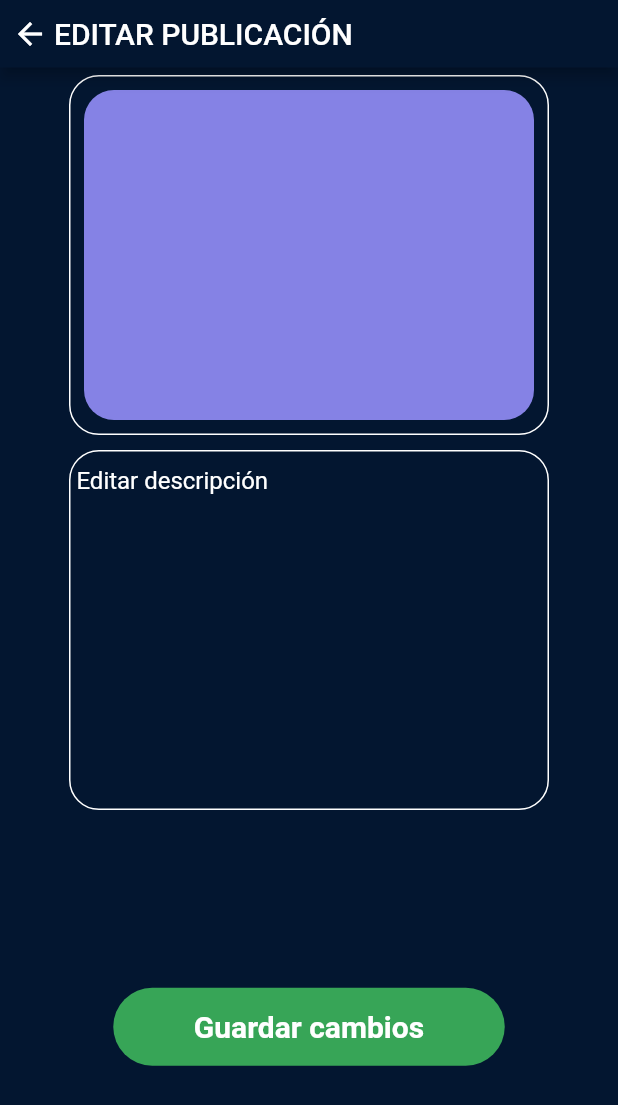
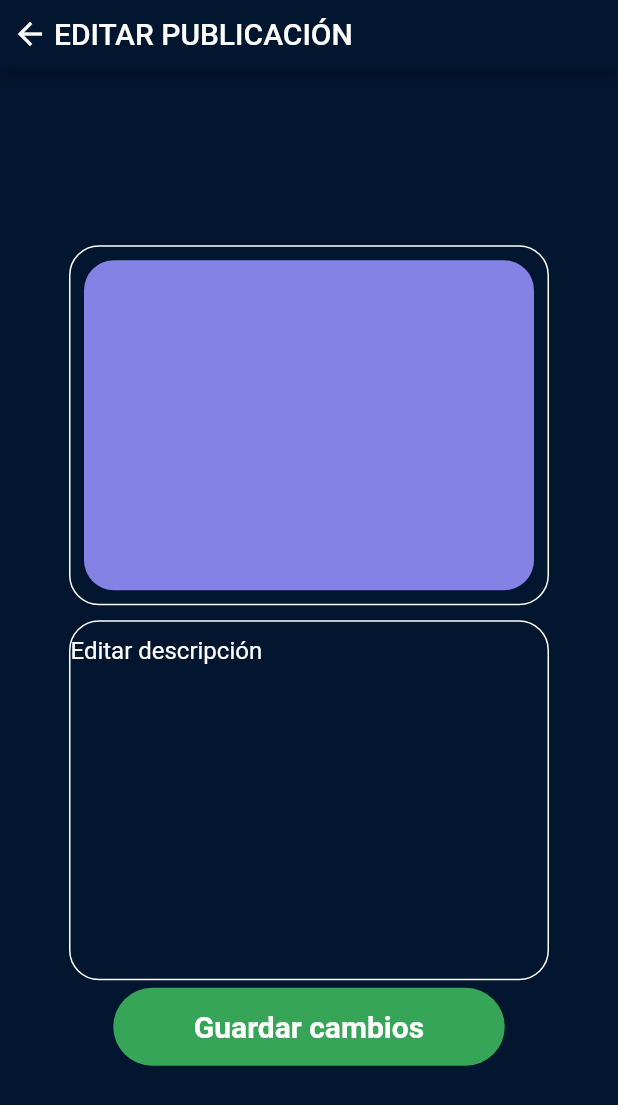
Before and after one commit to jero0137/PosIt, a Flutter app: the editarpost screen opened directly, on a phone screen of 412 x 824 dp. Shown: the top 1105 px of the screen. Run offline on Flutter 3.47's test engine with Material 2 defaults, Android fonts, the phone set to English and light mode, and no system bars; our stand-ins replace cloud_firestore, firebase_auth, firebase_core, image_picker; missing offline and left inert: cloud_firestore_web, firebase_auth_web, firebase_core_web, image_picker_for_web; accounts and stored records are empty; network calls fail.

Commit message:
widgets e intento de picker

```diff
--- a/lib/generated_plugin_registrant.dart
+++ b/lib/generated_plugin_registrant.dart
@@ -7,13 +7,17 @@
 // ignore_for_file: depend_on_referenced_packages
 
 import 'package:cloud_firestore_web/cloud_firestore_web.dart';
+import 'package:firebase_auth_web/firebase_auth_web.dart';
 import 'package:firebase_core_web/firebase_core_web.dart';
+import 'package:image_picker_for_web/image_picker_for_web.dart';
 
 import 'package:flutter_web_plugins/flutter_web_plugins.dart';
 
 // ignore: public_member_api_docs
 void registerPlugins(Registrar registrar) {
   FirebaseFirestoreWeb.registerWith(registrar);
+  FirebaseAuthWeb.registerWith(registrar);
   FirebaseCoreWeb.registerWith(registrar);
+  ImagePickerPlugin.registerWith(registrar);
   registrar.registerMessageHandler();
 }
--- a/lib/vistas/controlador.dart
+++ b/lib/vistas/controlador.dart
@@ -24,7 +24,7 @@ class _controladorState extends State<controlador> {
   Widget build(BuildContext context) {
     return WillPopScope(
     child : Scaffold(
-      appBar:  mainAppBar(titulo: 'PoSit', fotoPerfil: context.watch<User>().getFoto() ),
+      appBar:  mainAppBar(titulo: 'PosIt', fotoPerfil: context.watch<User>().getFoto() ),
       bottomNavigationBar: BottomNavigationBar(
         currentIndex: currentIndex,
         onTap: (index) => setState(() => currentIndex = (index)),
--- a/lib/vistas/editarpost.dart
+++ b/lib/vistas/editarpost.dart
@@ -1,6 +1,8 @@
 import 'package:flutter/cupertino.dart';
 import 'package:flutter/material.dart';
+import 'package:posit/widgets/descripcion.dart';
 import 'package:posit/widgets/widgets.dart';
+import '../widgets/agregarEditarPost.dart';
 
 class editarpost extends StatelessWidget{
   const editarpost({super.key});
@@ -11,18 +13,57 @@ class editarpost extends StatelessWidget{
       backgroundColor: Color(0xFF031630),
       appBar: cabeceraFlecha('EDITAR PUBLICACIÓN',context),
       body: Center(
+        child:SingleChildScrollView(
         child: Column(
           children: [
-            postAgregar(''),
-            descripcion('Editar descripción'),//Aquí va la descripción anterior
-            Spacer(),
+            postEditar(),
             SizedBox(
-                child: button(() {}, "Guardar cambios"),
+              child: descripcion(texto: 'Editar descripción') //Aquí va la descripción anterior
             ),
-            Spacer(),
+
+
+            SizedBox(
+              child: button(() {}, 'Guardar cambios'),
+            ),
+
           ]
         ),
       ),
+      )
     );
   }
 }
+Widget postEditar() {
+  return Container(
+      width: 320,
+      height: 240,
+      margin: const EdgeInsets.only(bottom: 5, top: 5),
+      decoration: BoxDecoration(
+        border: Border.all(
+          color: Colors.white,
+        ),
+        borderRadius: BorderRadius.all(Radius.circular(20)),
+        color: Colors.transparent,
+      ),
+      child: Column(
+        children: [
+          Spacer(flex: 1),
+          Container(
+            width: 300,
+            height: 220,
+            margin: const EdgeInsets.only(bottom: 5, top: 5),
+            decoration: BoxDecoration(
+              border: Border.all(
+                color: Colors.transparent,
+              ),
+              borderRadius: BorderRadius.all(Radius.circular(20)),
+              color: Color.fromRGBO(133, 130, 229, 90),
+            ),
+            child: Column(children: [
+              //Aqui va la foto actual
+            ]),
+          ),
+          Spacer(flex: 1)
+        ],
+      ));
+}
--- /dev/null
+++ b/lib/widgets/campoLinea.dart
@@ -0,0 +1,24 @@
+import 'package:flutter/material.dart';
+import 'package:flutter/src/foundation/key.dart';
+import 'package:flutter/src/widgets/framework.dart';
+import 'package:posit/widgets/widgets.dart';
+
+class campoLinea extends StatelessWidget {
+  final String descripcion;
+  const campoLinea({super.key,required this.descripcion});
+
+  @override
+  Widget build(BuildContext context) {
+    return TextField(
+    decoration: InputDecoration.collapsed(
+      fillColor: Colors.white,
+      hintText: descripcion,
+      hintStyle: TextStyle(color: Colors.white),
+    ),
+    textAlign: TextAlign.start,
+    maxLines: null,
+    style: TextStyle(color: Colors.white),
+    autofocus: false,
+  );
+  }
+}
--- /dev/null
+++ b/lib/widgets/descripcion.dart
@@ -0,0 +1,32 @@
+import 'package:flutter/cupertino.dart';
+import 'package:flutter/material.dart';
+import 'package:flutter/src/foundation/key.dart';
+import 'package:flutter/src/widgets/framework.dart';
+import 'package:posit/widgets/campoLinea.dart';
+
+class descripcion extends StatelessWidget {
+  final String texto;
+  const descripcion({super.key,required this.texto});
+
+  @override
+  Widget build(BuildContext context) {
+    return Container(
+    width: 320,
+    height: 240,
+    margin: const EdgeInsets.only(bottom: 5, top: 5),
+    decoration: BoxDecoration(
+        border: Border.all(
+          color: Colors.white,
+        ),
+        borderRadius: BorderRadius.all(Radius.circular(20)),
+        color: Colors.transparent),
+    child: Column(children: [
+      SizedBox(
+        height: 10,
+      ),
+      SizedBox(child:campoLinea (descripcion: texto))
+
+    ]),
+  );
+  }
+}
--- a/lib/widgets/widgets.dart
+++ b/lib/widgets/widgets.dart
@@ -2,74 +2,11 @@ import 'package:flutter/material.dart';
 import 'package:posit/vistas/comentario.dart';
 import 'package:posit/widgets/imagenCircular.dart';
 
-Container postAgregar(String foto) {
-  return Container(
-      width: 320,
-      height: 240,
-      margin: const EdgeInsets.only(bottom: 5, top: 5),
-      decoration: BoxDecoration(
-        border: Border.all(
-          color: Colors.white,
-        ),
-        borderRadius: BorderRadius.all(Radius.circular(20)),
-        color: Colors.transparent,
-      ),
-      child: Column(
-        children: [
-          Spacer(flex: 1),
-          Container(
-            width: 300,
-            height: 220,
-            margin: const EdgeInsets.only(bottom: 5, top: 5),
-            decoration: BoxDecoration(
-              border: Border.all(
-                color: Colors.transparent,
-              ),
-              borderRadius: BorderRadius.all(Radius.circular(20)),
-              color: Color.fromRGBO(133, 130, 229, 90),
-            ),
-            child: Column(children: [
-              //Falta buscar como insertar la foto ahí
-            ]),
-          ),
-          Spacer(flex: 1)
-        ],
-      ));
-}
 
-Container descripcion(String texto) {
-  return Container(
-    width: 320,
-    height: 240,
-    margin: const EdgeInsets.only(bottom: 5, top: 5),
-    decoration: BoxDecoration(
-        border: Border.all(
-          color: Colors.white,
-        ),
-        borderRadius: BorderRadius.all(Radius.circular(20)),
-        color: Colors.transparent),
-    child: Column(children: [
-      SizedBox(
-        height: 10,
-      ),
-      camposinlinea(' ' + texto),
-    ]),
-  );
-}
 
-TextField camposinlinea(String descripcion) {
-  return TextField(
-    decoration: InputDecoration.collapsed(
-      fillColor: Colors.white,
-      hintText: descripcion,
-      hintStyle: TextStyle(color: Colors.white),
-    ),
-    textAlign: TextAlign.start,
-    maxLines: null,
-    style: TextStyle(color: Colors.white),
-    autofocus: false,
-  );
-}
+
+
+
 
 GestureDetector button(VoidCallback function, String text) {
   return GestureDetector(
--- a/pubspec.yaml
+++ b/pubspec.yaml
@@ -42,7 +42,7 @@ dependencies:
   cloud_firestore: ^4.0.2
   provider: ^6.0.4
   firebase_auth: ^4.1.2
-
+  image_picker:
 dev_dependencies:
   flutter_test:
     sdk: flutter
```
Also changed, not shown: lib/vistas/agregarpost.dart (+60 -6 lines), lib/vistas/comentario.dart (+63 -18 lines), lib/widgets/imagenGaleria.dart (added, +41 -0 lines), pubspec.lock.
